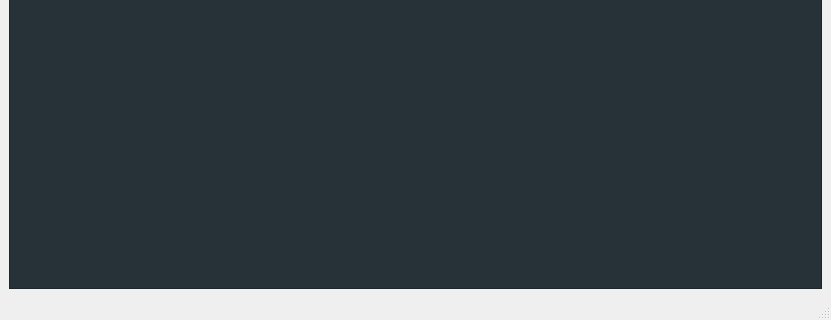
First picture: the form in source/maingui.ui, repository psidex/Component3, before the edit; both pictures show x 0 to 831 and y 273 to 593 of the 831 by 593 pixel window.
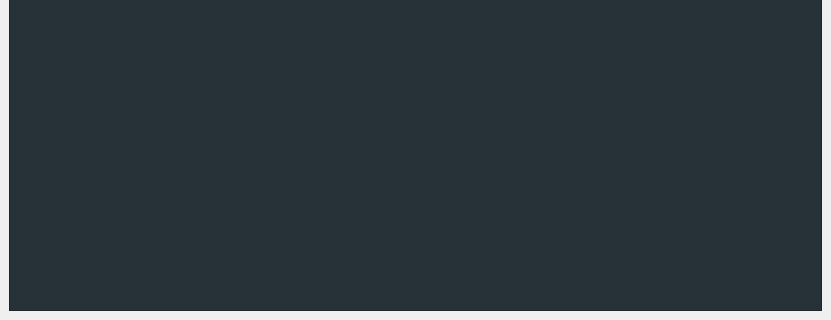
Second picture: the form after the edit. Icons and pictures are not drawn.

```diff
--- a/source/maingui.ui
+++ b/source/maingui.ui
@@ -270,7 +270,6 @@
     </item>
    </layout>
   </widget>
-  <widget class="QStatusBar" name="statusbar"/>
   <action name="action">
    <property name="text">
     <string>Load (.py or .hex)</string>
```
Left out of the diff: 14 changed lines with no effect on the pictures.
